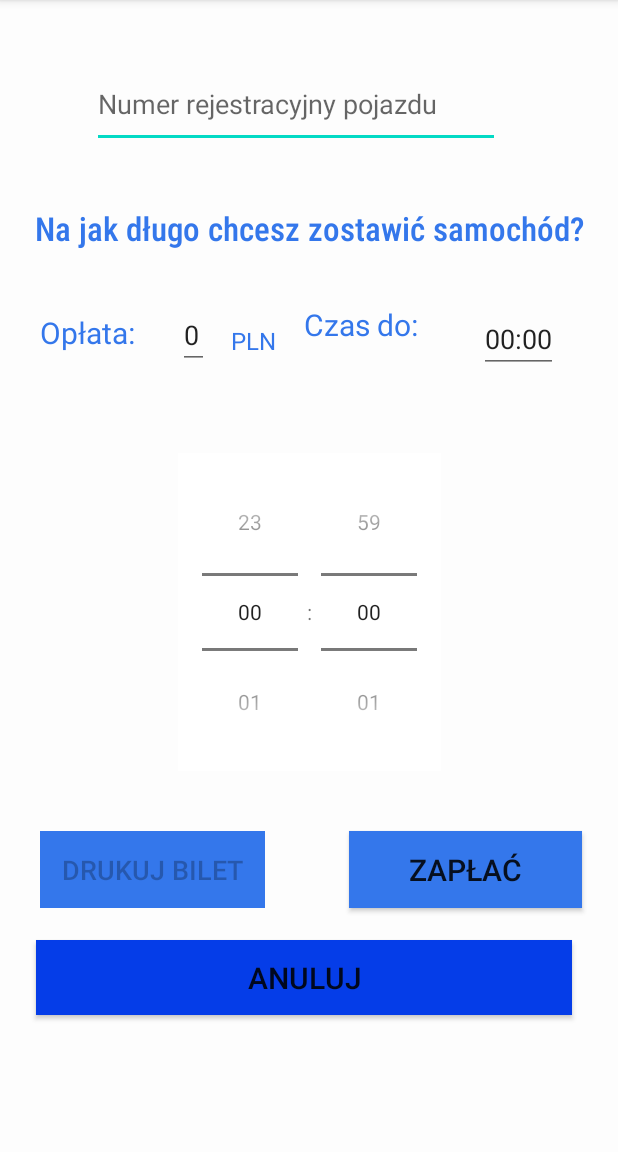
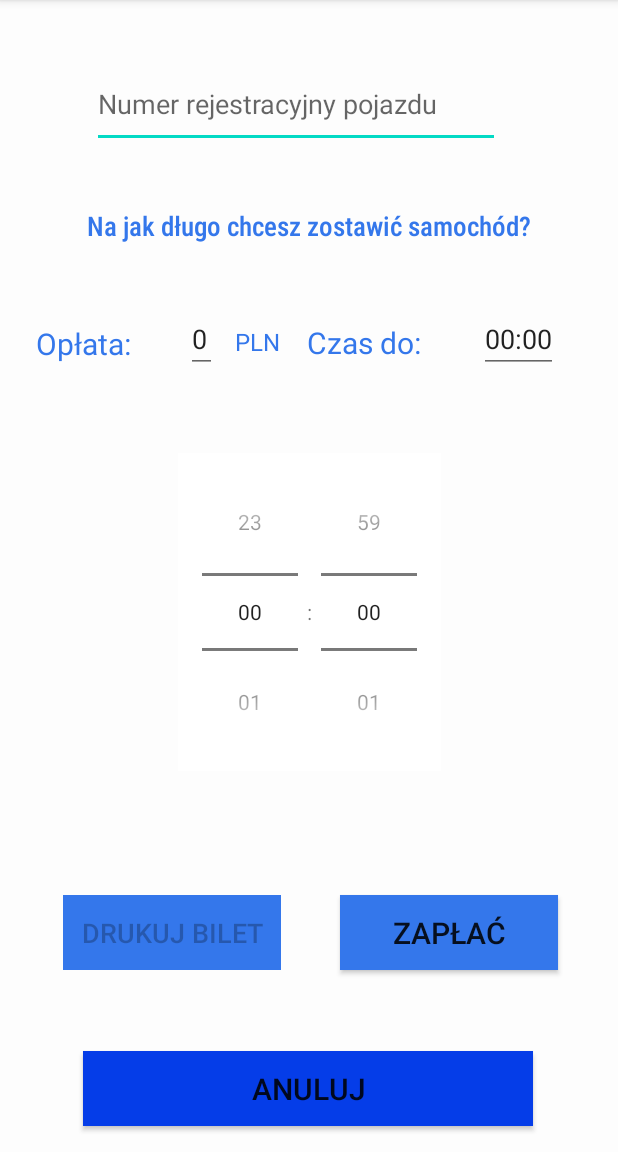
Before and after one commit to michalpolec/Parkomat, an Android app: the screen it shows after launch (MainActivity), on a phone screen of 412 x 824 dp, the part 84-1236 px from its top. Run offline under Robolectric (Android 15) with nearby library versions, the phone set to English and light mode, and no system bars.

```diff
--- a/app/src/main/res/layout/activity_main.xml
+++ b/app/src/main/res/layout/activity_main.xml
@@ -10,17 +10,17 @@
 
     <Button
         android:id="@+id/payButton"
-        android:layout_width="155dp"
-        android:layout_height="51dp"
+        android:layout_width="145dp"
+        android:layout_height="50dp"
         android:background="#3477EB"
         android:text="Zapłać"
         android:textSize="20sp"
         app:layout_constraintBottom_toBottomOf="parent"
-        app:layout_constraintHorizontal_bias="0.906"
-        app:layout_constraintLeft_toLeftOf="parent"
-        app:layout_constraintRight_toRightOf="parent"
+        app:layout_constraintEnd_toEndOf="parent"
+        app:layout_constraintHorizontal_bias="0.849"
+        app:layout_constraintStart_toStartOf="parent"
         app:layout_constraintTop_toTopOf="parent"
-        app:layout_constraintVertical_bias="0.773"
+        app:layout_constraintVertical_bias="0.831"
         tools:ignore="MissingConstraints" />
 
     <TextView
@@ -30,7 +30,7 @@
         android:fontFamily="sans-serif-condensed-medium"
         android:text="Na jak długo chcesz zostawić samochód?"
         android:textColor="#3477EB"
-        android:textSize="22dp"
+        android:textSize="18sp"
         app:layout_constraintBottom_toBottomOf="parent"
         app:layout_constraintLeft_toLeftOf="parent"
         app:layout_constraintRight_toRightOf="parent"
@@ -59,26 +59,26 @@
         android:textColor="#3477EB"
         android:textSize="20dp"
         app:layout_constraintBottom_toBottomOf="parent"
-        app:layout_constraintHorizontal_bias="0.081"
+        app:layout_constraintHorizontal_bias="0.072"
         app:layout_constraintLeft_toLeftOf="parent"
         app:layout_constraintRight_toRightOf="parent"
         app:layout_constraintTop_toTopOf="parent"
-        app:layout_constraintVertical_bias="0.281"
+        app:layout_constraintVertical_bias="0.291"
         tools:ignore="MissingConstraints" />
 
     <TextView
         android:id="@+id/textView2"
-        android:layout_width="110dp"
-        android:layout_height="43dp"
+        android:layout_width="108dp"
+        android:layout_height="28dp"
         android:text="Czas do: "
         android:textColor="#3477EB"
         android:textSize="20dp"
         app:layout_constraintBottom_toBottomOf="parent"
-        app:layout_constraintHorizontal_bias="0.671"
+        app:layout_constraintHorizontal_bias="0.673"
         app:layout_constraintLeft_toLeftOf="parent"
         app:layout_constraintRight_toRightOf="parent"
         app:layout_constraintTop_toTopOf="parent"
-        app:layout_constraintVertical_bias="0.28"
+        app:layout_constraintVertical_bias="0.29"
         tools:ignore="MissingConstraints" />
 
     <AutoCompleteTextView
@@ -88,11 +88,11 @@
         android:editable="false"
         android:text="0"
         app:layout_constraintBottom_toBottomOf="parent"
-        app:layout_constraintHorizontal_bias="0.304"
+        app:layout_constraintHorizontal_bias="0.317"
         app:layout_constraintLeft_toLeftOf="parent"
         app:layout_constraintRight_toRightOf="parent"
         app:layout_constraintTop_toTopOf="parent"
-        app:layout_constraintVertical_bias="0.278"
+        app:layout_constraintVertical_bias="0.281"
         tools:ignore="MissingConstraints" />
 
     <AutoCompleteTextView
@@ -111,18 +111,18 @@
 
     <Button
         android:id="@+id/button"
-        android:layout_width="150dp"
-        android:layout_height="51dp"
+        android:layout_width="145dp"
+        android:layout_height="50dp"
         android:background="#3477EB"
         android:enabled="false"
         android:text="Drukuj bilet"
         android:textSize="18sp"
         app:layout_constraintBottom_toBottomOf="parent"
-        app:layout_constraintHorizontal_bias="0.103"
-        app:layout_constraintLeft_toLeftOf="parent"
-        app:layout_constraintRight_toRightOf="parent"
+        app:layout_constraintEnd_toEndOf="parent"
+        app:layout_constraintHorizontal_bias="0.157"
+        app:layout_constraintStart_toStartOf="parent"
         app:layout_constraintTop_toTopOf="parent"
-        app:layout_constraintVertical_bias="0.773"
+        app:layout_constraintVertical_bias="0.831"
         tools:ignore="MissingConstraints" />
 
     <TimePicker
@@ -148,24 +148,24 @@
         android:textSize="16sp"
         app:layout_constraintBottom_toTopOf="@+id/timePicker1"
         app:layout_constraintEnd_toStartOf="@+id/textView2"
-        app:layout_constraintHorizontal_bias="0.466"
+        app:layout_constraintHorizontal_bias="0.413"
         app:layout_constraintStart_toEndOf="@+id/autoCompleteTextView2"
         app:layout_constraintTop_toBottomOf="@+id/textView5"
-        app:layout_constraintVertical_bias="0.454" />
+        app:layout_constraintVertical_bias="0.479" />
 
     <Button
         android:id="@+id/cancel"
-        android:layout_width="357dp"
+        android:layout_width="300dp"
         android:layout_height="50dp"
         android:background="#053DE8"
         android:text="Anuluj"
         android:textSize="20sp"
         app:layout_constraintBottom_toBottomOf="parent"
         app:layout_constraintEnd_toEndOf="parent"
-        app:layout_constraintHorizontal_bias="0.444"
+        app:layout_constraintHorizontal_bias="0.493"
         app:layout_constraintStart_toStartOf="parent"
         app:layout_constraintTop_toTopOf="parent"
-        app:layout_constraintVertical_bias="0.873" />
+        app:layout_constraintVertical_bias="0.976" />
 
 
 </androidx.constraintlayout.widget.ConstraintLayout>
```
Also changed, not shown: app/src/main/java/com/example/parkomat/MainActivity.java (+0 -32 lines).
